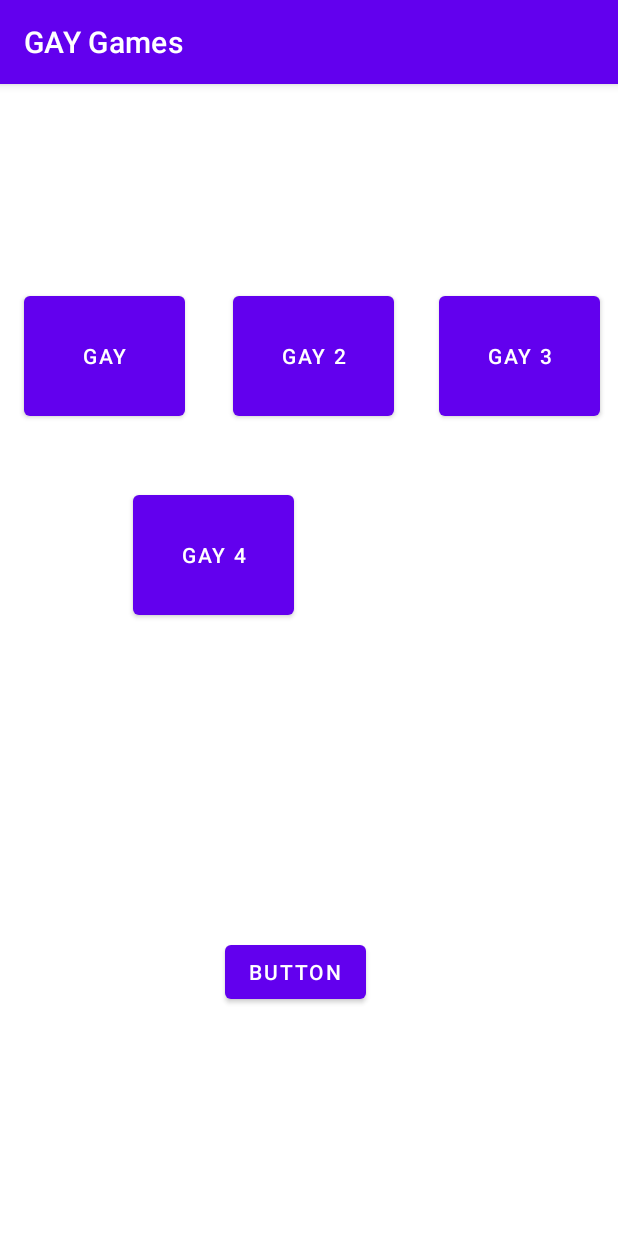
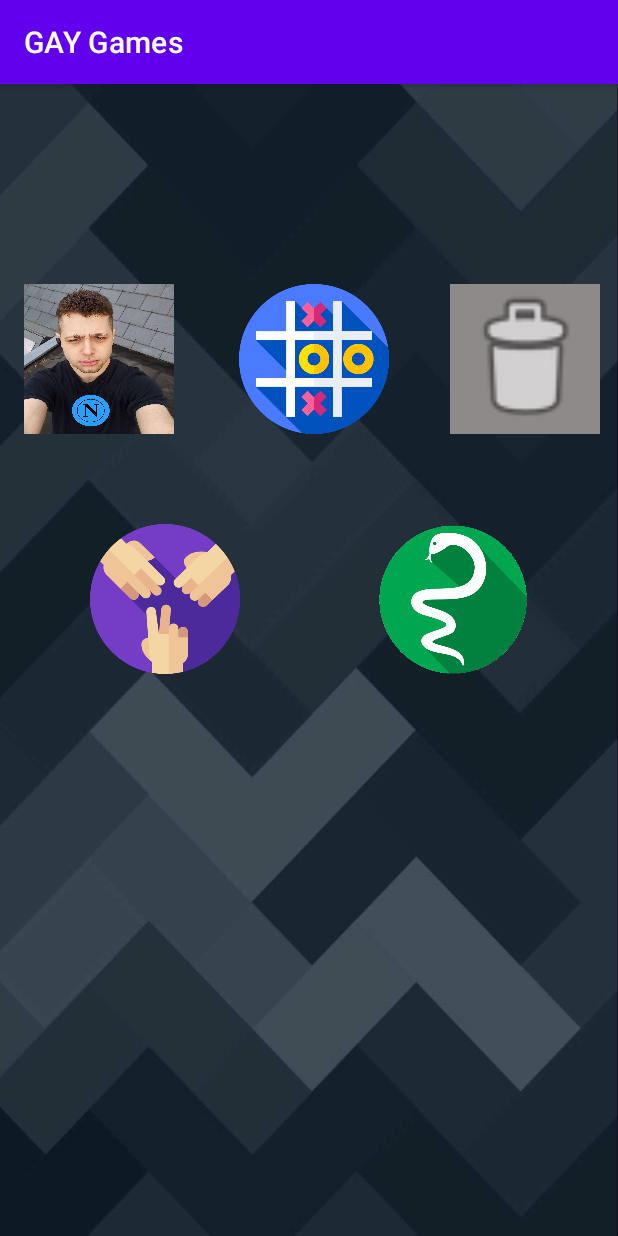
Before and after one commit to YusufHosny/GAYGames, an Android app: the HomeActivity screen opened directly, with no data from a screen before it, on a phone screen of 412 x 824 dp. Run offline under Robolectric (Android 15) with nearby library versions, the phone set to English and light mode, and no system bars; network calls fail.

Commit message:
UI patch (Added Backgrounds, Icons, and other UI updates)

```diff
--- a/app/src/main/java/com/example/gaygames/ui/gamesui/runner/RunnerActivity.java
+++ b/app/src/main/java/com/example/gaygames/ui/gamesui/runner/RunnerActivity.java
@@ -79,6 +79,13 @@ public class RunnerActivity extends AppCompatActivity {
 
     }
 
+    @Override
+    public void onBackPressed() {
+        super.onBackPressed();
+        f.cancel(true);
+        this.finish();
+    }
+
     // initialize the game
     public void initialize() {
         // set default values
--- a/app/src/main/java/com/example/gaygames/ui/gamesui/tictactoe/TicTacToeMPActivity.java
+++ b/app/src/main/java/com/example/gaygames/ui/gamesui/tictactoe/TicTacToeMPActivity.java
@@ -79,6 +79,9 @@ public class TicTacToeMPActivity extends AppCompatActivity {
 
         // set the code text
         ((TextView) findViewById(R.id.TTTtopTxt)).setText(TicTacToeMPData.getCode(matchId));
+
+        // set bottom text
+        ((TextView) findViewById(R.id.TTTbtmTxt)).setText("Multiplayer");
 
         // schedule the updates
         ScheduledExecutorService s = Executors.newScheduledThreadPool(1);
--- a/app/src/main/java/com/example/gaygames/ui/home/HomeActivity.java
+++ b/app/src/main/java/com/example/gaygames/ui/home/HomeActivity.java
@@ -1,7 +1,7 @@
 package com.example.gaygames.ui.home;
 
 import android.os.Bundle;
-import android.widget.Button;
+import android.widget.ImageButton;
 
 import androidx.appcompat.app.AppCompatActivity;
 
@@ -23,14 +23,14 @@ public class HomeActivity extends AppCompatActivity {
         setContentView(R.layout.activity_home);
 
         // Create a GameButton for the placeholder game
-        GameButton firstGameButton = new GameButton((Button) findViewById(R.id.button1), new PlaceholderGame());
+        GameButton firstGameButton = new GameButton((ImageButton) findViewById(R.id.placeholderBtn), new PlaceholderGame());
 
-        GameButton tttGameButton = new GameButton((Button) findViewById(R.id.button2), new TicTacToeGame());
+        GameButton tttGameButton = new GameButton((ImageButton) findViewById(R.id.TTTBtn), new TicTacToeGame());
 
-        GameButton runnerGameButton = new GameButton((Button) findViewById(R.id.button3), new RunnerGame());
+        GameButton runnerGameButton = new GameButton((ImageButton) findViewById(R.id.runnerBtn), new RunnerGame());
 
-        GameButton RPSGameButton = new GameButton((Button) findViewById(R.id.button4), new RPSGame());
-        GameButton SnakeGameButton = new GameButton((Button) findViewById(R.id.button5), new SnakeGame());
+        GameButton RPSGameButton = new GameButton((ImageButton) findViewById(R.id.RPSBtn), new RPSGame());
+        GameButton SnakeGameButton = new GameButton((ImageButton) findViewById(R.id.snakeBtn), new SnakeGame());
 
     }
 
--- a/app/src/main/java/games/general/GameButton.java
+++ b/app/src/main/java/games/general/GameButton.java
@@ -2,11 +2,11 @@ package games.general;
 
 import android.content.Context;
 import android.content.Intent;
-import android.widget.Button;
+import android.widget.ImageButton;
 
 public class GameButton {
 
-    public GameButton(Button b, Game g) {
+    public GameButton(ImageButton b, Game g) {
         // Button that opens this game
         // Game class which has the activity and start method
 
--- a/app/src/main/res/layout/activity_home.xml
+++ b/app/src/main/res/layout/activity_home.xml
@@ -4,60 +4,81 @@
     xmlns:tools="http://schemas.android.com/tools"
     android:layout_width="match_parent"
     android:layout_height="match_parent"
+    android:background="@drawable/homewp"
     tools:context=".ui.home.HomeActivity">
 
-    <Button
-        android:id="@+id/button1"
-        android:layout_width="107dp"
-        android:layout_height="92dp"
+    <ImageButton
+        android:id="@+id/placeholderBtn"
+        android:layout_width="100dp"
+        android:layout_height="100dp"
         android:layout_marginStart="16dp"
-        android:text="@string/placeholder_game1"
+        android:background="#00FFFFFF"
+        android:contentDescription="@string/game1"
+        android:scaleType="fitXY"
+        android:src="@drawable/nour"
+        android:text="@string/game1"
         app:layout_constraintBottom_toBottomOf="parent"
         app:layout_constraintStart_toStartOf="parent"
         app:layout_constraintTop_toTopOf="parent"
         app:layout_constraintVertical_bias="0.2" />
 
-    <Button
-        android:id="@+id/button4"
-        android:layout_width="107dp"
-        android:layout_height="92dp"
-        android:layout_marginTop="268dp"
-        android:layout_marginEnd="216dp"
-        android:text="@string/placeholder_game4"
-        app:layout_constraintEnd_toEndOf="parent"
-        app:layout_constraintTop_toTopOf="parent" />
+    <ImageButton
+        android:id="@+id/RPSBtn"
+        android:layout_width="100dp"
+        android:layout_height="100dp"
+        android:layout_marginStart="60dp"
+        android:layout_marginTop="60dp"
+        android:background="#00FFFFFF"
+        android:contentDescription="@string/game3"
+        android:scaleType="fitXY"
+        android:src="@drawable/rps"
+        android:text="@string/game4"
+        app:layout_constraintStart_toStartOf="parent"
+        app:layout_constraintTop_toBottomOf="@+id/placeholderBtn" />
 
-    <Button
-        android:id="@+id/button2"
-        android:layout_width="107dp"
-        android:layout_height="92dp"
-        android:text="@string/placeholder_game2"
+    <ImageButton
+        android:id="@+id/TTTBtn"
+        android:layout_width="100dp"
+        android:layout_height="100dp"
+        android:background="#00FFFFFF"
+        android:contentDescription="@string/game2"
+        android:scaleType="fitXY"
+        android:src="@drawable/ttt"
+        android:text="@string/game2"
         app:layout_constraintBottom_toBottomOf="parent"
-        app:layout_constraintEnd_toStartOf="@+id/button3"
+        app:layout_constraintEnd_toStartOf="@+id/runnerBtn"
         app:layout_constraintHorizontal_bias="0.516"
-        app:layout_constraintStart_toEndOf="@+id/button1"
+        app:layout_constraintStart_toEndOf="@+id/placeholderBtn"
         app:layout_constraintTop_toTopOf="parent"
         app:layout_constraintVertical_bias="0.2" />
 
-    <Button
-        android:id="@+id/button3"
-        android:layout_width="107dp"
-        android:layout_height="92dp"
+    <ImageButton
+        android:id="@+id/runnerBtn"
+        android:layout_width="100dp"
+        android:layout_height="100dp"
         android:layout_marginEnd="12dp"
-        android:text="@string/placeholder_game3"
+        android:background="#8F8A8A"
+        android:contentDescription="@string/game3"
+        android:scaleType="fitXY"
+        android:src="@android:drawable/ic_menu_delete"
+        android:text="@string/game3"
         app:layout_constraintBottom_toBottomOf="parent"
         app:layout_constraintEnd_toEndOf="parent"
         app:layout_constraintTop_toTopOf="parent"
         app:layout_constraintVertical_bias="0.2" />
 
-    <Button
-        android:id="@+id/button5"
-        android:layout_width="wrap_content"
-        android:layout_height="wrap_content"
-        android:layout_marginEnd="168dp"
-        android:layout_marginBottom="152dp"
-        android:text="Button"
-        app:layout_constraintBottom_toBottomOf="parent"
-        app:layout_constraintEnd_toEndOf="parent" />
+    <ImageButton
+        android:id="@+id/snakeBtn"
+        android:layout_width="100dp"
+        android:layout_height="100dp"
+        android:layout_marginTop="60dp"
+        android:layout_marginEnd="60dp"
+        android:background="#00FFFFFF"
+        android:contentDescription="@string/game5"
+        android:scaleType="fitXY"
+        android:src="@drawable/snake"
+        android:text="@string/game5"
+        app:layout_constraintEnd_toEndOf="parent"
+        app:layout_constraintTop_toBottomOf="@+id/runnerBtn" />
 
 </androidx.constraintlayout.widget.ConstraintLayout>
--- a/app/src/main/res/layout/activity_login_menu.xml
+++ b/app/src/main/res/layout/activity_login_menu.xml
@@ -4,7 +4,7 @@
     xmlns:tools="http://schemas.android.com/tools"
     android:layout_width="match_parent"
     android:layout_height="match_parent"
-    android:background="#3B6755"
+    android:background="@drawable/gradient"
     tools:context=".ui.login.LoginMenuActivity">
 
     <Button
@@ -12,10 +12,8 @@
         android:layout_width="wrap_content"
         android:layout_height="wrap_content"
         android:layout_marginTop="24dp"
-        android:layout_marginBottom="20dp"
         android:onClick="CreateAccount"
         android:text="@string/CreateAccountButton"
-        app:layout_constraintBottom_toBottomOf="parent"
         app:layout_constraintEnd_toEndOf="parent"
         app:layout_constraintStart_toStartOf="parent"
         app:layout_constraintTop_toBottomOf="@+id/LButton" />
--- a/app/src/main/res/layout/activity_runner_leaderboard.xml
+++ b/app/src/main/res/layout/activity_runner_leaderboard.xml
@@ -2,8 +2,10 @@
 <androidx.constraintlayout.widget.ConstraintLayout xmlns:android="http://schemas.android.com/apk/res/android"
     xmlns:app="http://schemas.android.com/apk/res-auto"
     xmlns:tools="http://schemas.android.com/tools"
+    android:id="@+id/leaderboardT"
     android:layout_width="match_parent"
     android:layout_height="match_parent"
+    android:background="@drawable/gradient"
     tools:context=".ui.gamesui.runner.RunnerLeaderboardActivity">
 
     <LinearLayout
@@ -24,4 +26,16 @@
             android:textAlignment="center"
             android:textSize="20sp" />
     </LinearLayout>
+
+    <TextView
+        android:id="@+id/leaderboardTop"
+        android:layout_width="wrap_content"
+        android:layout_height="wrap_content"
+        android:layout_marginTop="48dp"
+        android:text="@string/leaderboardTop"
+        android:textAlignment="center"
+        android:textSize="35dp"
+        app:layout_constraintEnd_toEndOf="parent"
+        app:layout_constraintStart_toStartOf="parent"
+        app:layout_constraintTop_toTopOf="parent" />
 </androidx.constraintlayout.widget.ConstraintLayout>
--- a/app/src/main/res/layout/activity_snake.xml
+++ b/app/src/main/res/layout/activity_snake.xml
@@ -5,6 +5,7 @@
     android:id="@+id/constraint_lyato"
     android:layout_width="match_parent"
     android:layout_height="match_parent"
+    android:background="@drawable/homewp"
     tools:context=".ui.gamesui.Snake.SnakeActivity">
 
     <GridLayout
--- a/app/src/main/res/layout/activity_tic_tac_toe.xml
+++ b/app/src/main/res/layout/activity_tic_tac_toe.xml
@@ -4,6 +4,7 @@
     xmlns:tools="http://schemas.android.com/tools"
     android:layout_width="match_parent"
     android:layout_height="match_parent"
+    android:background="@drawable/gradient"
     tools:context=".ui.gamesui.tictactoe.TicTacToe1PActivity">
 
     <androidx.constraintlayout.widget.ConstraintLayout
@@ -12,6 +13,7 @@
         android:layout_height="match_parent"
         android:layout_marginTop="100dp"
         android:layout_marginBottom="100dp"
+        android:foreground="@drawable/tttbg"
         app:layout_constraintBottom_toBottomOf="parent"
         app:layout_constraintEnd_toEndOf="parent"
         app:layout_constraintStart_toStartOf="parent"
@@ -149,6 +151,7 @@
         android:layout_marginTop="8dp"
         android:layout_marginBottom="8dp"
         android:text="@string/tictactoeToptxt"
+        android:textAlignment="center"
         android:textAppearance="@style/TextAppearance.AppCompat.Display2"
         app:layout_constraintBottom_toTopOf="@+id/TTLBContainer"
         app:layout_constraintEnd_toEndOf="parent"
@@ -157,11 +160,13 @@
 
     <TextView
         android:id="@+id/TTTbtmTxt"
-        android:layout_width="145dp"
+        android:layout_width="wrap_content"
         android:layout_height="49dp"
         android:layout_marginTop="8dp"
         android:layout_marginBottom="8dp"
         android:text="@string/tictactoeBtmTxt"
+        android:textAlignment="center"
+        android:textSize="24sp"
         app:layout_constraintBottom_toBottomOf="parent"
         app:layout_constraintEnd_toEndOf="parent"
         app:layout_constraintStart_toStartOf="parent"
--- a/app/src/main/res/layout/activity_tic_tac_toe_menu.xml
+++ b/app/src/main/res/layout/activity_tic_tac_toe_menu.xml
@@ -4,12 +4,13 @@
     xmlns:tools="http://schemas.android.com/tools"
     android:layout_width="match_parent"
     android:layout_height="match_parent"
+    android:background="@drawable/homewp"
     tools:context=".ui.gamesui.tictactoe.TicTacToeMenuActivity">
 
     <Button
         android:id="@+id/tttmpbutton2"
         android:layout_width="100dp"
-        android:layout_height="100dp"
+        android:layout_height="wrap_content"
         android:layout_marginBottom="120dp"
         android:onClick="joinMPonClick"
         android:text="@string/tttjoinmp"
@@ -47,6 +48,7 @@
         android:layout_height="wrap_content"
         android:layout_marginStart="64dp"
         android:layout_marginBottom="24dp"
+        android:textColor="@color/white"
         android:text="@string/ttt1pTxt"
         app:layout_constraintBottom_toTopOf="@+id/ttt1pbutton"
         app:layout_constraintStart_toStartOf="parent" />
@@ -57,6 +59,7 @@
         android:layout_height="wrap_content"
         android:layout_marginEnd="64dp"
         android:layout_marginBottom="24dp"
+        android:textColor="@color/white"
         android:text="@string/tttmpTxt"
         app:layout_constraintBottom_toTopOf="@+id/tttmpbutton"
         app:layout_constraintEnd_toEndOf="parent" />
@@ -66,7 +69,10 @@
         android:layout_width="wrap_content"
         android:layout_height="wrap_content"
         android:layout_marginTop="64dp"
+        android:textSize="30sp"
+        android:textAlignment="center"
         android:text="@string/tictactoeMenuTxt"
+        android:textColor="@color/white"
         app:layout_constraintEnd_toEndOf="parent"
         app:layout_constraintStart_toStartOf="parent"
         app:layout_constraintTop_toTopOf="parent" />
@@ -76,6 +82,7 @@
         android:layout_width="wrap_content"
         android:layout_height="wrap_content"
         android:layout_marginBottom="64dp"
+        android:textColor="@color/white"
         android:ems="10"
         android:importantForAutofill="no"
         android:inputType="textPersonName"
--- a/app/src/main/res/values/strings.xml
+++ b/app/src/main/res/values/strings.xml
@@ -4,10 +4,11 @@
     <!-- Home Activity -->
     <string name="title_activity_home">Home</string>
 
-    <string name="placeholder_game1">Gay</string>
-    <string name="placeholder_game2">Gay 2</string>
-    <string name="placeholder_game3">Gay 3</string>
-    <string name="placeholder_game4">Gay 4</string>
+    <string name="game1">Placeholder</string>
+    <string name="game2">TicTacToe</string>
+    <string name="game3">Runner</string>
+    <string name="game4">Rock Paper Scissors</string>
+    <string name="game5">Snake</string>
 
     <!-- Login Activity -->
     <string name="LoginButton">Login</string>
@@ -19,7 +20,7 @@
     <!-- TicTacToe -->
     <string name="tictactoeBlank"> </string>
     <string name="tictactoeToptxt"> Tic Tac Toe </string>
-    <string name="tictactoeBtmTxt"> BOTTOM TEXT </string>
+    <string name="tictactoeBtmTxt"> SinglePlayer </string>
 
     <string name="btmTxtWon">GAME DONE! %1$s won.</string>
 
@@ -38,6 +39,8 @@
     <string name="runnerIconDescription"> Runner Icon </string>
     <string name="initialScore">0</string>
 
+    <string name="leaderboardTop"> Leaderboard </string>
+
     <!-- RockPaperScissors-->
     <string name="rockButton1"> rockButton </string>
     <string name="paperButton1"> paperButton </string>
```
Also changed, not shown: app/src/main/res/drawable/gradient.jpg (added), app/src/main/res/drawable/homewp.jpg (added), app/src/main/res/drawable/rps.png (added), app/src/main/res/drawable/snake.png (added), app/src/main/res/drawable/ttt.png (added), app/src/main/res/drawable/tttbg.png (added).
